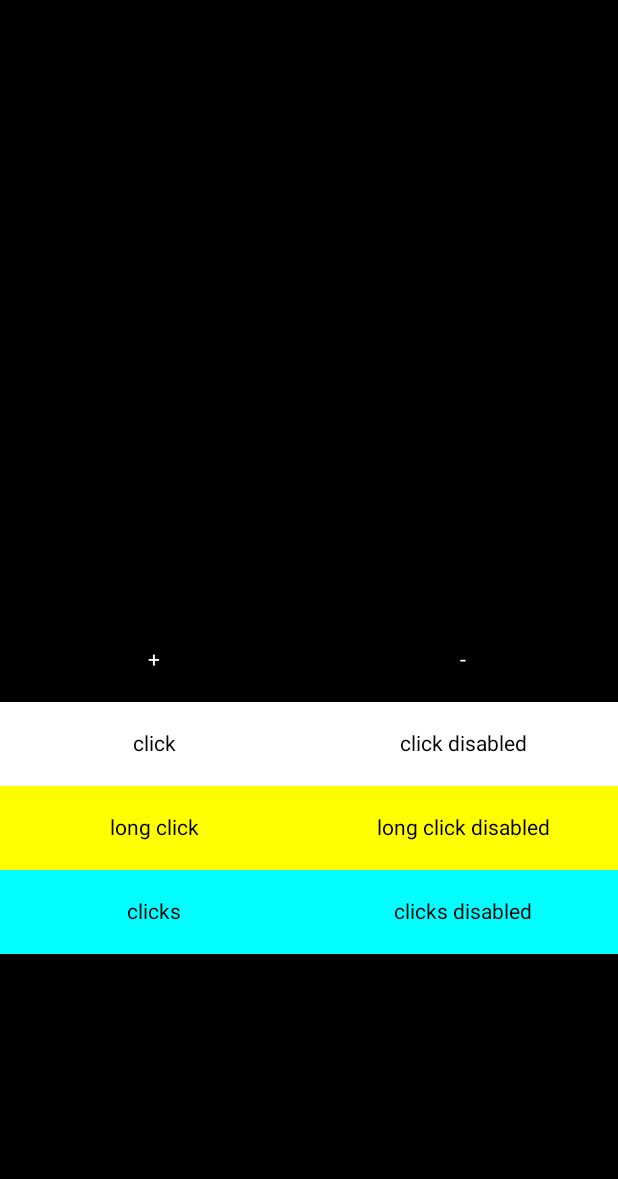
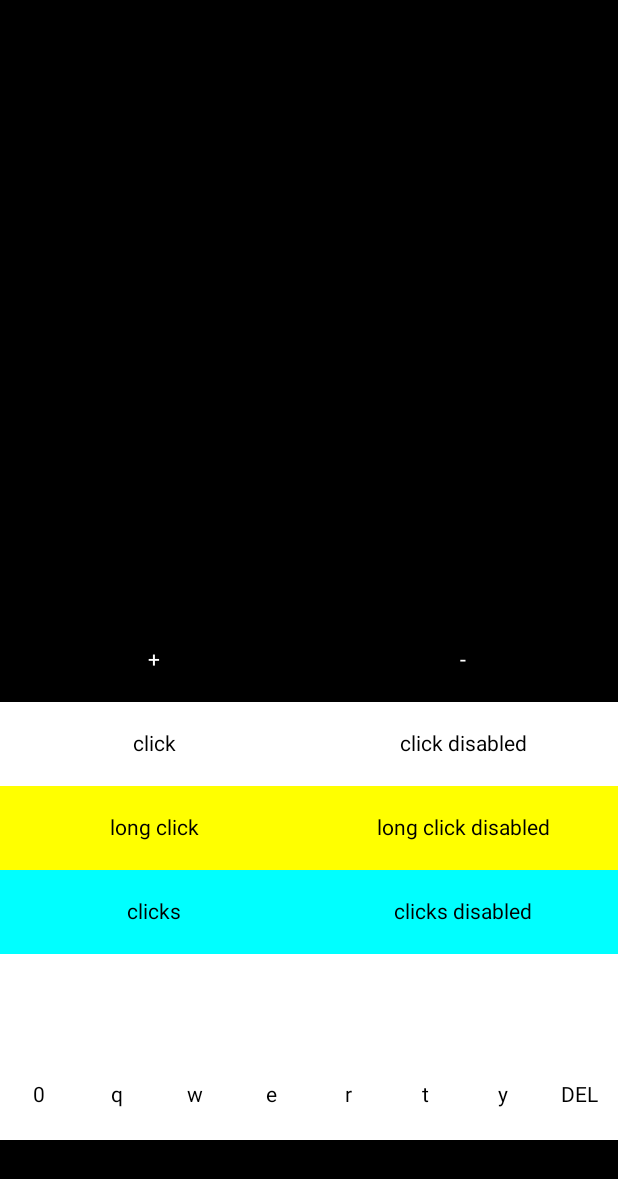
Before and after one commit to StanleyProjects/ComposeClicks, an Android app built with Jetpack Compose: the MainActivity screen opened directly, with no data from a screen before it, on a phone screen of 412 x 824 dp. Shown: the top 1179 px of the screen. Run offline under Robolectric (Android 15) with nearby library versions, the phone set to English and light mode, and no system bars.

Commit message:
fix sample

```diff
--- a/app/build.gradle.kts
+++ b/app/build.gradle.kts
@@ -11,14 +11,12 @@ plugins {
     id("kotlin-android")
 }
 
-val appId = "sp.sample.clicks"
-
 android {
-    namespace = appId
+    namespace = "sp.sample.clicks"
     compileSdk = Version.Android.compileSdk
 
     defaultConfig {
-        applicationId = appId
+        applicationId = namespace
         minSdk = Version.Android.minSdk
         targetSdk = Version.Android.targetSdk
         versionName = "0.0.1"
--- a/app/src/main/kotlin/sp/sample/clicks/MainActivity.kt
+++ b/app/src/main/kotlin/sp/sample/clicks/MainActivity.kt
@@ -13,6 +13,7 @@ import androidx.compose.foundation.layout.fillMaxWidth
 import androidx.compose.foundation.layout.height
 import androidx.compose.foundation.layout.padding
 import androidx.compose.foundation.layout.wrapContentHeight
+import androidx.compose.foundation.layout.wrapContentSize
 import androidx.compose.foundation.lazy.LazyColumn
 import androidx.compose.foundation.lazy.itemsIndexed
 import androidx.compose.foundation.text.BasicText
@@ -187,7 +188,7 @@ internal class MainActivity : AppCompatActivity() {
                             onClick(enabled = false) {
                                 error("Disabled!")
                             }
-                        }
+                        },
                     )
                     Buttons(
                         color = Color.Yellow,
@@ -204,7 +205,7 @@ internal class MainActivity : AppCompatActivity() {
                             onLongClick(enabled = false) {
                                 error("Disabled!")
                             }
-                        }
+                        },
                     )
                     Buttons(
                         color = Color.Cyan,
@@ -233,8 +234,70 @@ internal class MainActivity : AppCompatActivity() {
                                     error("Disabled!")
                                 },
                             )
+                        },
+                    )
+                    val textState = remember { mutableStateOf("") }
+                    val enabled = textState.value.length < 8
+                    BasicText(
+                        modifier = Modifier
+                            .fillMaxWidth()
+                            .height(64.dp)
+                            .background(Color.White)
+                            .wrapContentHeight()
+                            .padding(start = 8.dp),
+                        text = textState.value,
+                        style = TextStyle(
+                            color = Color.Black,
+                        ),
+                    )
+                    Row(
+                        modifier = Modifier
+                            .fillMaxWidth()
+                            .height(64.dp)
+                            .background(Color.White),
+                    ) {
+                        BasicText(
+                            modifier = Modifier
+                                .fillMaxHeight()
+                                .weight(1f)
+                                .wrapContentSize(),
+                            text = textState.value.length.toString(),
+                            style = TextStyle(
+                                color = Color.Black,
+                            ),
+                        )
+                        "qwerty".toCharArray().forEach { char ->
+                            BasicText(
+                                modifier = Modifier
+                                    .fillMaxHeight()
+                                    .weight(1f)
+                                    .onClick(enabled = enabled) {
+                                        textState.value += char
+                                    }
+                                    .wrapContentSize(),
+                                text = char.toString(),
+                                style = TextStyle(
+                                    color = Color.Black,
+                                ),
+                            )
                         }
-                    )
+                        BasicText(
+                            modifier = Modifier
+                                .fillMaxHeight()
+                                .weight(1f)
+                                .clickable(enabled = true) {
+                                    val value = textState.value
+                                    if (value.isNotEmpty()) {
+                                        textState.value = value.substring(0, value.lastIndex)
+                                    }
+                                }
+                                .wrapContentSize(),
+                            text = "DEL",
+                            style = TextStyle(
+                                color = Color.Black,
+                            ),
+                        )
+                    }
                 }
             }
         }
```
